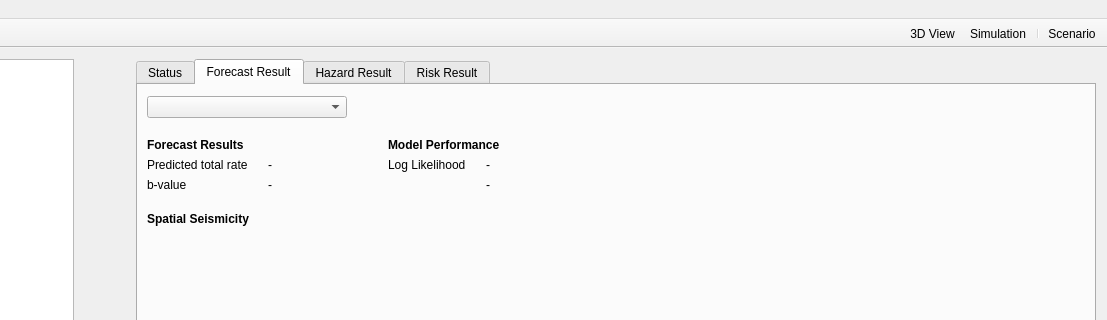
Above: RAMSIS/ui/views/mainwindow.ui from swiss-seismological-service/hermes before the change; both pictures show x 193 to 1300 and y 0 to 320 of the 1300 by 847 pixel window. Below: the same form after it.
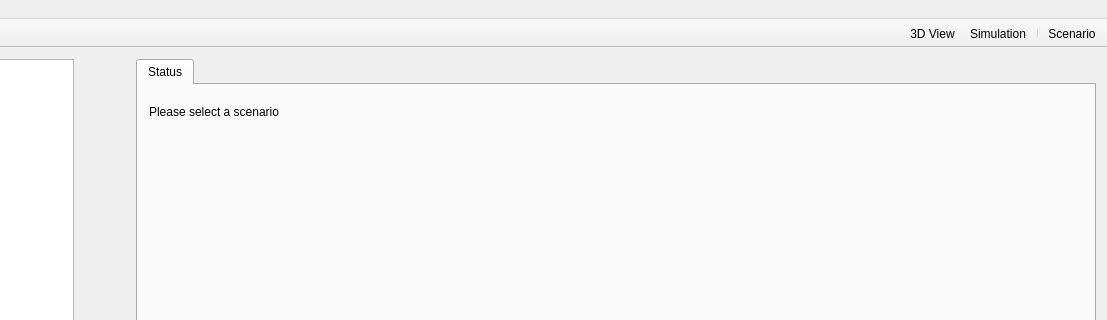
That is the form after the change. The open tabs and pages were chosen to show the change. Icons and pictures are not drawn. Custom widgets are drawn as their Qt base class.

Commit message: [MAINT] Remove result tabs

The edit to the form file:
```diff
--- a/RAMSIS/ui/views/mainwindow.ui
+++ b/RAMSIS/ui/views/mainwindow.ui
@@ -262,313 +262,6 @@
            </item>
           </layout>
          </widget>
-         <widget class="QWidget" name="seismicity">
-          <attribute name="title">
-           <string>Forecast Result</string>
-          </attribute>
-          <layout class="QVBoxLayout" name="verticalLayout_6">
-           <property name="spacing">
-            <number>20</number>
-           </property>
-           <property name="leftMargin">
-            <number>9</number>
-           </property>
-           <item>
-            <layout class="QHBoxLayout" name="horizontalLayout_7">
-             <item>
-              <widget class="QComboBox" name="modelSelectorComboBox">
-               <property name="minimumSize">
-                <size>
-                 <width>200</width>
-                 <height>0</height>
-                </size>
-               </property>
-              </widget>
-             </item>
-             <item>
-              <spacer name="horizontalSpacer_7">
-               <property name="orientation">
-                <enum>Qt::Horizontal</enum>
-               </property>
-               <property name="sizeHint" stdset="0">
-                <size>
-                 <width>40</width>
-                 <height>20</height>
-                </size>
-               </property>
-              </spacer>
-             </item>
-            </layout>
-           </item>
-           <item>
-            <layout class="QHBoxLayout" name="horizontalLayout_4">
-             <item>
-              <layout class="QGridLayout" name="gridLayout_11">
-               <property name="horizontalSpacing">
-                <number>20</number>
-               </property>
-               <item row="0" column="0">
-                <widget class="QLabel" name="label_30">
-                 <property name="font">
-                  <font>
-                   <weight>75</weight>
-                   <bold>true</bold>
-                  </font>
-                 </property>
-                 <property name="text">
-                  <string>Forecast Results</string>
-                 </property>
-                </widget>
-               </item>
-               <item row="0" column="2" colspan="2">
-                <widget class="QLabel" name="label_28">
-                 <property name="font">
-                  <font>
-                   <weight>75</weight>
-                   <bold>true</bold>
-                  </font>
-                 </property>
-                 <property name="text">
-                  <string>Model Performance</string>
-                 </property>
-                </widget>
-               </item>
-               <item row="1" column="0">
-                <widget class="QLabel" name="label_29">
-                 <property name="text">
-                  <string>Predicted total rate</string>
-                 </property>
-                </widget>
-               </item>
-               <item row="1" column="1">
-                <widget class="QLabel" name="predRateLabel">
-                 <property name="minimumSize">
-                  <size>
-                   <width>100</width>
-                   <height>0</height>
-                  </size>
-                 </property>
-                 <property name="text">
-                  <string>-</string>
-                 </property>
-                </widget>
-               </item>
-               <item row="1" column="2">
-                <widget class="QLabel" name="label_27">
-                 <property name="text">
-                  <string>Log Likelihood</string>
-                 </property>
-                </widget>
-               </item>
-               <item row="1" column="3">
-                <widget class="QLabel" name="scoreLabel">
-                 <property name="text">
-                  <string>-</string>
-                 </property>
-                </widget>
-               </item>
-               <item row="2" column="0">
-                <widget class="QLabel" name="label_26">
-                 <property name="text">
-                  <string>b-value</string>
-                 </property>
-                </widget>
-               </item>
-               <item row="2" column="1">
-                <widget class="QLabel" name="bValLabel">
-                 <property name="text">
-                  <string>-</string>
-                 </property>
-                </widget>
-               </item>
-               <item row="2" column="3">
-                <widget class="QLabel" name="scoreTimeLabel">
-                 <property name="text">
-                  <string>-</string>
-                 </property>
-                </widget>
-               </item>
-              </layout>
-             </item>
-             <item>
-              <spacer name="horizontalSpacer_6">
-               <property name="orientation">
-                <enum>Qt::Horizontal</enum>
-               </property>
-               <property name="sizeHint" stdset="0">
-                <size>
-                 <width>40</width>
-                 <height>20</height>
-                </size>
-               </property>
-              </spacer>
-             </item>
-            </layout>
-           </item>
-           <item>
-            <widget class="QLabel" name="label_31">
-             <property name="font">
-              <font>
-               <weight>75</weight>
-               <bold>true</bold>
-              </font>
-             </property>
-             <property name="text">
-              <string>Spatial Seismicity</string>
-             </property>
-            </widget>
-           </item>
-           <item>
-            <widget class="VoxelViewWidget" name="voxelPlot" native="true">
-             <property name="sizePolicy">
-              <sizepolicy hsizetype="Preferred" vsizetype="Expanding">
-               <horstretch>0</horstretch>
-               <verstretch>0</verstretch>
-              </sizepolicy>
-             </property>
-            </widget>
-           </item>
-          </layout>
-         </widget>
-         <widget class="QWidget" name="hazard">
-          <attribute name="title">
-           <string>Hazard Result</string>
-          </attribute>
-          <layout class="QVBoxLayout" name="verticalLayout_8">
-           <item>
-            <layout class="QVBoxLayout" name="verticalLayout_3">
-             <item>
-              <widget class="QLabel" name="label_33">
-               <property name="maximumSize">
-                <size>
-                 <width>16777215</width>
-                 <height>20</height>
-                </size>
-               </property>
-               <property name="font">
-                <font>
-                 <weight>75</weight>
-                 <bold>true</bold>
-                </font>
-               </property>
-               <property name="text">
-                <string>Summary</string>
-               </property>
-              </widget>
-             </item>
-             <item>
-              <layout class="QHBoxLayout" name="horizontalLayout_8">
-               <item>
-                <widget class="QLabel" name="label_34">
-                 <property name="text">
-                  <string>OpenQuake Calculation Id:</string>
-                 </property>
-                </widget>
-               </item>
-               <item>
-                <widget class="QLabel" name="hazCalcIdLabel">
-                 <property name="text">
-                  <string>-</string>
-                 </property>
-                </widget>
-               </item>
-               <item>
-                <spacer name="horizontalSpacer">
-                 <property name="orientation">
-                  <enum>Qt::Horizontal</enum>
-                 </property>
-                 <property name="sizeHint" stdset="0">
-                  <size>
-                   <width>40</width>
-                   <height>20</height>
-                  </size>
-                 </property>
-                </spacer>
-               </item>
-              </layout>
-             </item>
-            </layout>
-           </item>
-           <item>
-            <widget class="HCurveWidget" name="hCurveWidget" native="true">
-             <property name="sizePolicy">
-              <sizepolicy hsizetype="Preferred" vsizetype="Expanding">
-               <horstretch>0</horstretch>
-               <verstretch>0</verstretch>
-              </sizepolicy>
-             </property>
-             <property name="autoFillBackground">
-              <bool>false</bool>
-             </property>
-            </widget>
-           </item>
-          </layout>
-         </widget>
-         <widget class="QWidget" name="risk">
-          <attribute name="title">
-           <string>Risk Result</string>
-          </attribute>
-          <layout class="QVBoxLayout" name="verticalLayout_5">
-           <item>
-            <layout class="QVBoxLayout" name="verticalLayout_4">
-             <item>
-              <widget class="QLabel" name="label_36">
-               <property name="font">
-                <font>
-                 <weight>75</weight>
-                 <bold>true</bold>
-                </font>
-               </property>
-               <property name="text">
-                <string>Summary</string>
-               </property>
-              </widget>
-             </item>
-             <item>
-              <layout class="QHBoxLayout" name="horizontalLayout_2">
-               <item>
-                <widget class="QLabel" name="label_35">
-                 <property name="text">
-                  <string>OpenQuake Calculation Id:</string>
-                 </property>
-                </widget>
-               </item>
-               <item>
-                <widget class="QLabel" name="riskCalcIdLabel">
-                 <property name="text">
-                  <string>-</string>
-                 </property>
-                </widget>
-               </item>
-               <item>
-                <spacer name="horizontalSpacer_5">
-                 <property name="orientation">
-                  <enum>Qt::Horizontal</enum>
-                 </property>
-                 <property name="sizeHint" stdset="0">
-                  <size>
-                   <width>40</width>
-                   <height>20</height>
-                  </size>
-                 </property>
-                </spacer>
-               </item>
-              </layout>
-             </item>
-            </layout>
-           </item>
-           <item>
-            <widget class="QWidget" name="mapWidget" native="true">
-             <property name="sizePolicy">
-              <sizepolicy hsizetype="Preferred" vsizetype="Expanding">
-               <horstretch>0</horstretch>
-               <verstretch>0</verstretch>
-              </sizepolicy>
-             </property>
-            </widget>
-           </item>
-          </layout>
-         </widget>
         </widget>
        </item>
       </layout>
@@ -877,23 +570,11 @@
  </widget>
  <layoutdefault spacing="6" margin="11"/>
  <customwidgets>
-  <customwidget>
-   <class>VoxelViewWidget</class>
-   <extends>QWidget</extends>
-   <header>RAMSIS.ui.views.widgets</header>
-   <container>1</container>
-  </customwidget>
   <customwidget>
    <class>TimeLinePlotWidget</class>
    <extends>QGraphicsView</extends>
    <header>RAMSIS.ui.views.widgets</header>
   </customwidget>
-  <customwidget>
-   <class>HCurveWidget</class>
-   <extends>QWidget</extends>
-   <header>RAMSIS.ui.views.widgets</header>
-   <container>1</container>
-  </customwidget>
   <customwidget>
    <class>TreeView</class>
    <extends>QTreeView</extends>
```
The commit also changes 5 other files.
